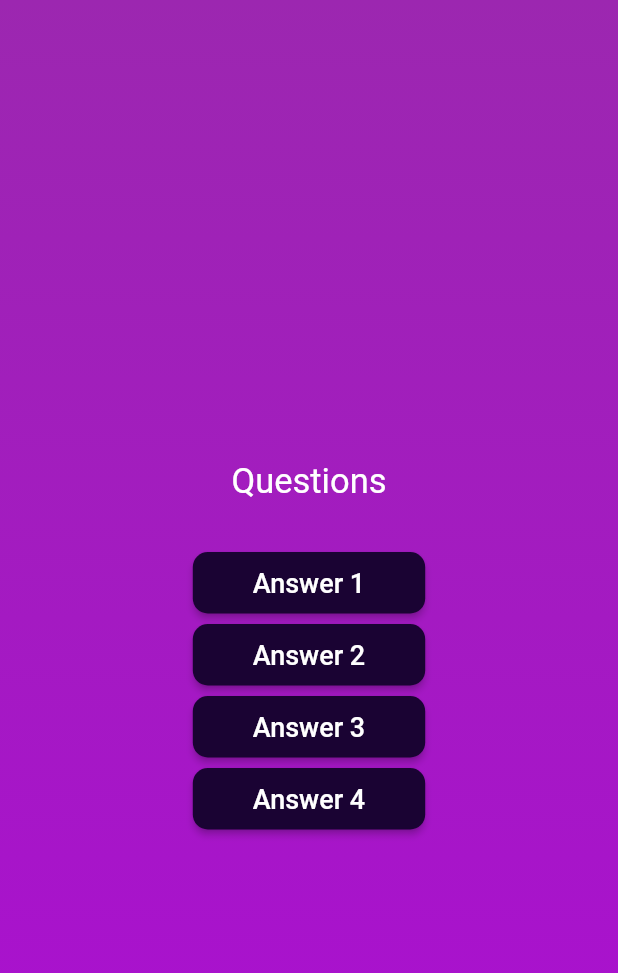
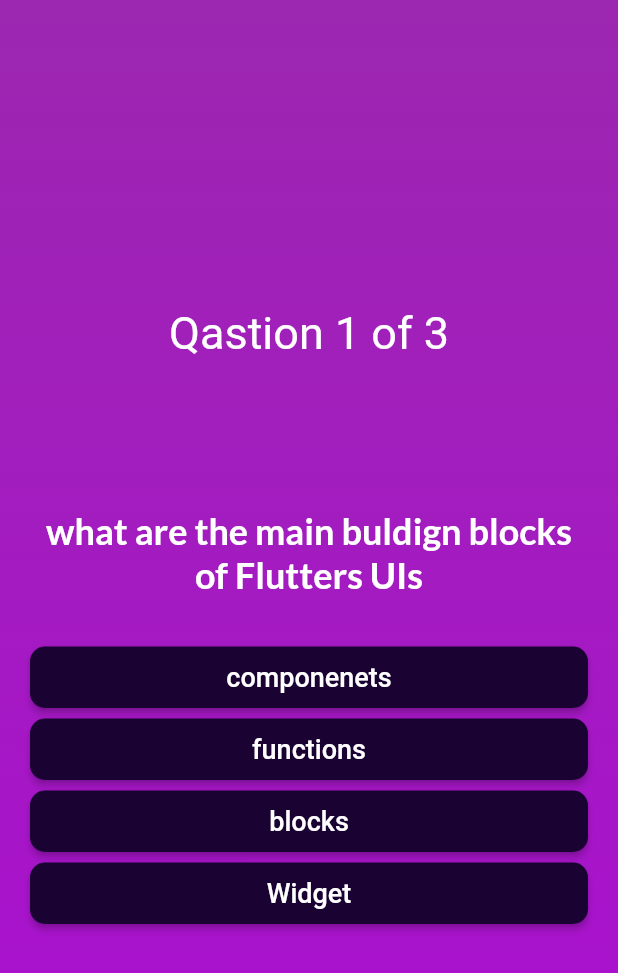
Before and after one commit to jonmersha/QA, a Flutter app: the screen it shows after launch, after a tap on "Strat Quize", on a phone screen of 412 x 824 dp. Shown: the top 973 px of the screen. Run offline on Flutter 3.47's test engine with Material 2 defaults, Android fonts, the phone set to English and light mode, and no system bars; our stand-ins replace google_fonts.

```diff
--- a/lib/data/quations.dart
+++ b/lib/data/quations.dart
@@ -3,12 +3,12 @@ import 'package:quize_app/model/quiz_question.dart';
 const quations = [
   QuizQuestion('what are the main buldign blocks of Flutters UIs',
       ['Widget', 'componenets', 'blocks', 'functions']),
-  QuizQuestion('what are the main buldign blocks of Flutters UIs',
-      ['Widget', 'componenets', 'blocks', 'functions']),
-  QuizQuestion('what are the main buldign blocks of Flutters UIs',
-      ['Widget', 'componenets', 'blocks', 'functions']),
-  QuizQuestion('what are the main buldign blocks of Flutters UIs',
-      ['Widget', 'componenets', 'blocks', 'functions']),
-  QuizQuestion('what are the main buldign blocks of Flutters UIs',
-      ['Widget', 'componenets', 'blocks', 'functions']),
+  QuizQuestion('what do you thisnk baout the internal auditors', [
+    'Give them Nothing',
+    'Work with them',
+    'Block TEait Task',
+    'Value Adding'
+  ]),
+  QuizQuestion('For what Purpuse you are living on this world',
+      ['just Living', 'IT is Good plan', 'Make good Things', 'Happ Life']),
 ];
--- a/lib/model/quiz_question.dart
+++ b/lib/model/quiz_question.dart
@@ -2,4 +2,10 @@ class QuizQuestion {
   const QuizQuestion(this.text, this.answers);
   final String text;
   final List<String> answers;
+
+  List<String> getShufledAnswers() {
+    final shuffeldList = List.of(answers);
+    shuffeldList.shuffle();
+    return shuffeldList;
+  }
 }
--- a/lib/quation_screen.dart
+++ b/lib/quation_screen.dart
@@ -1,41 +1,86 @@
 import 'package:flutter/material.dart';
+import 'package:quize_app/data/quations.dart';
+import 'package:quize_app/model/quiz_question.dart';
 import 'package:quize_app/widget/custom_elevated_button.dart';
+import 'package:google_fonts/google_fonts.dart';
 
-class QuationScreen extends StatelessWidget {
-  const QuationScreen({super.key});
+class QuationScreen extends StatefulWidget {
+  QuationScreen({super.key});
+
+  @override
+  State<QuationScreen> createState() => _QuationScreenState();
+}
+
+class _QuationScreenState extends State<QuationScreen> {
+  var currentQuestionsIndex = 0;
+
+  void answersQuastion() {
+    setState(() {
+      if (currentQuestionsIndex < quations.length - 1)
+        currentQuestionsIndex++;
+      else
+        currentQuestionsIndex = 0;
+    });
+  }
 
   @override
   Widget build(BuildContext context) {
+    final currentQuation = quations[currentQuestionsIndex];
+
     return SizedBox(
       width: double.infinity,
+      child: Container(
+        margin: EdgeInsets.all(20),
         child: Column(
           mainAxisAlignment: MainAxisAlignment.center,
+          crossAxisAlignment: CrossAxisAlignment.stretch,
           children: [
-          const SizedBox(
-            height: 40,
+            Text(
+              'Qastion ${currentQuestionsIndex + 1} of ${quations.length}',
+              style: const TextStyle(color: Colors.white, fontSize: 30),
+              textAlign: TextAlign.center,
             ),
-          const Text(
-            'Questions',
-            style: TextStyle(color: Colors.white, fontSize: 23),
+            //for (int i = 0; i < currentQuation.length; i++)
+            SizedBox(
+              height: 100,
+            ),
+            Text(
+              currentQuation.text,
+              style: GoogleFonts.lato(
+                  color: Colors.white,
+                  fontSize: 24,
+                  fontWeight: FontWeight.bold),
+              textAlign: TextAlign.center,
             ),
             const SizedBox(
               height: 30,
             ),
-          CustomerElevatedButton(answer: 'Answer 1', onTap: () {}),
+            ...currentQuation
+                .getShufledAnswers()
+                .map((e) => CustomerElevatedButton(
+                      answer: e,
+                      onTap: answersQuastion,
+                    ))
+          ],
+        ),
+      ),
+    );
+  }
+
+  Column eachQuations(QuizQuestion currentQuation) {
+    return Column(
+      mainAxisAlignment: MainAxisAlignment.center,
+      children: [
+        Text(
+          currentQuation.text,
+          style: TextStyle(color: Colors.white, fontSize: 23),
+        ),
+        for (int j = 0; j < currentQuation.answers.length; j++)
           CustomerElevatedButton(
-            answer: 'Answer 2',
-            onTap: () {},
-          ),
-          CustomerElevatedButton(
-            answer: 'Answer 3',
-            onTap: () {},
-          ),
-          CustomerElevatedButton(
-            answer: 'Answer 4',
+            answer: currentQuation.answers[j],
             onTap: () {},
           ),
       ],
-      ),
     );
   }
 }
--- a/lib/quiz.dart
+++ b/lib/quiz.dart
@@ -38,7 +38,7 @@ class _QuizState extends State<Quiz> {
             ),
             child: activeScreeens == 'start'
                 ? StartScreen(transitions)
-                : const QuationScreen()),
+                : QuationScreen()),
       ),
     );
   }
--- a/pubspec.yaml
+++ b/pubspec.yaml
@@ -35,6 +35,7 @@ dependencies:
   # The following adds the Cupertino Icons font to your application.
   # Use with the CupertinoIcons class for iOS style icons.
   cupertino_icons: ^1.0.2
+  google_fonts: ^4.0.4
 
 dev_dependencies:
   flutter_test:
```
Also changed, not shown: pubspec.lock, 1 other file. Lines whose indentation alone changed are shown as unchanged.
